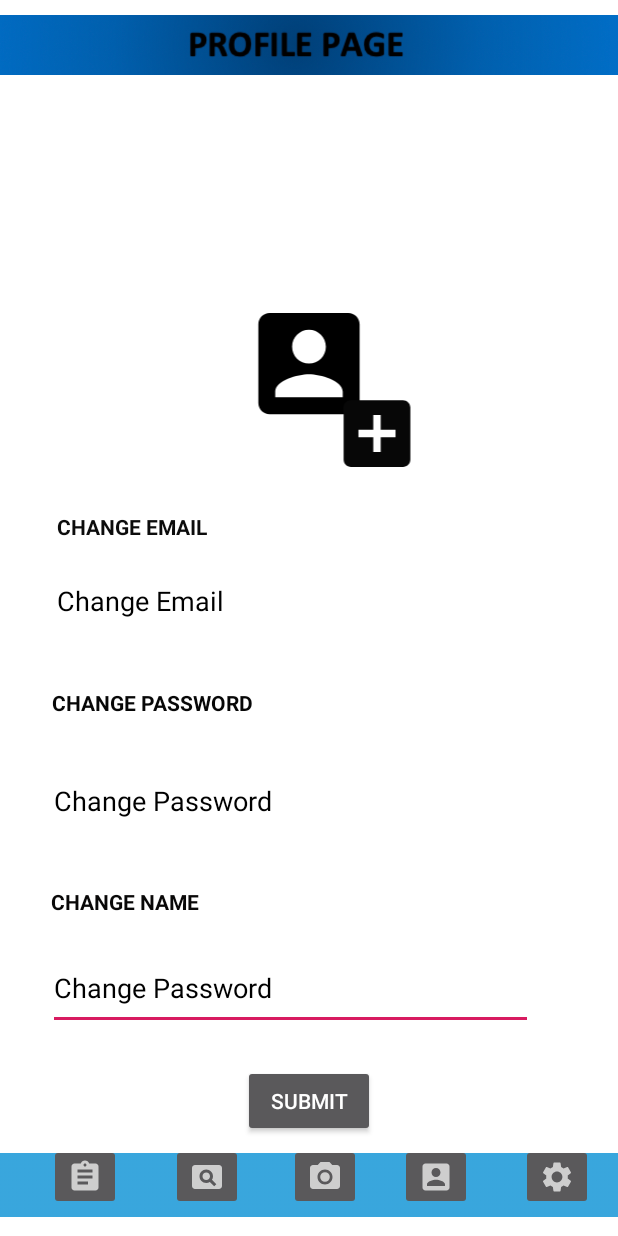
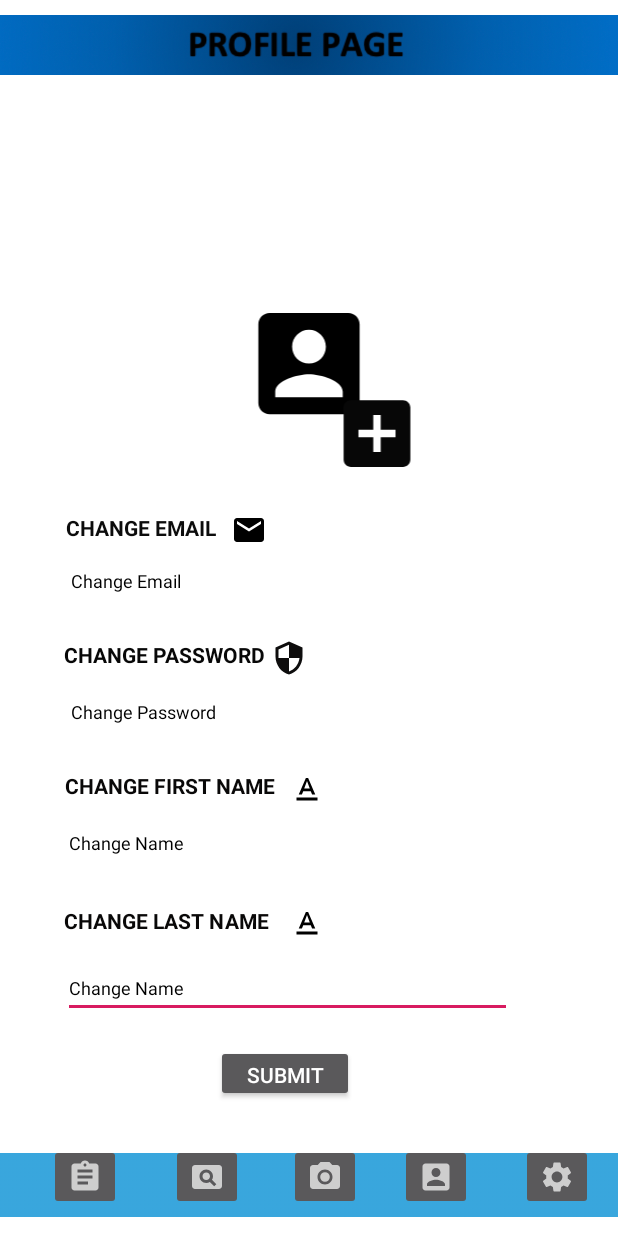
Before and after one commit to Ssak4395/digidocs, an Android app: the Profile screen opened directly, with no data from a screen before it, on a phone screen of 412 x 824 dp. Run offline under Robolectric (Android 15) with nearby library versions, the light colour scheme and no system bars; our stand-ins replace Firebase (no records; nobody signed in at launch, a user with empty details on screens opened directly); Roboto replaces fonts that are not available here.

Commit message:
added last name field so it can also be updated if the user wants

```diff
--- /dev/null
+++ b/app/src/main/res/drawable/ic_baseline_email_24.xml
@@ -0,0 +1,10 @@
+<vector xmlns:android="http://schemas.android.com/apk/res/android"
+    android:width="24dp"
+    android:height="24dp"
+    android:viewportWidth="24"
+    android:viewportHeight="24"
+    android:tint="?attr/colorControlNormal">
+  <path
+      android:fillColor="@android:color/white"
+      android:pathData="M20,4L4,4c-1.1,0 -1.99,0.9 -1.99,2L2,18c0,1.1 0.9,2 2,2h16c1.1,0 2,-0.9 2,-2L22,6c0,-1.1 -0.9,-2 -2,-2zM20,8l-8,5 -8,-5L4,6l8,5 8,-5v2z"/>
+</vector>
--- /dev/null
+++ b/app/src/main/res/drawable/ic_baseline_security_24.xml
@@ -0,0 +1,10 @@
+<vector xmlns:android="http://schemas.android.com/apk/res/android"
+    android:width="24dp"
+    android:height="24dp"
+    android:viewportWidth="24"
+    android:viewportHeight="24"
+    android:tint="?attr/colorControlNormal">
+  <path
+      android:fillColor="@android:color/white"
+      android:pathData="M12,1L3,5v6c0,5.55 3.84,10.74 9,12 5.16,-1.26 9,-6.45 9,-12L21,5l-9,-4zM12,11.99h7c-0.53,4.12 -3.28,7.79 -7,8.94L12,12L5,12L5,6.3l7,-3.11v8.8z"/>
+</vector>
--- /dev/null
+++ b/app/src/main/res/drawable/ic_baseline_text_format_24.xml
@@ -0,0 +1,10 @@
+<vector xmlns:android="http://schemas.android.com/apk/res/android"
+    android:width="24dp"
+    android:height="24dp"
+    android:viewportWidth="24"
+    android:viewportHeight="24"
+    android:tint="?attr/colorControlNormal">
+  <path
+      android:fillColor="@android:color/white"
+      android:pathData="M5,17v2h14v-2L5,17zM9.5,12.8h5l0.9,2.2h2.1L12.75,4h-1.5L6.5,15h2.1l0.9,-2.2zM12,5.98L13.87,11h-3.74L12,5.98z"/>
+</vector>
--- a/app/src/main/res/layout/profile_page.xml
+++ b/app/src/main/res/layout/profile_page.xml
@@ -11,57 +11,105 @@
         android:layout_width="match_parent"
         android:layout_height="match_parent"
         tools:layout_editor_absoluteX="0dp"
-        tools:layout_editor_absoluteY="-16dp">
+        tools:layout_editor_absoluteY="0dp">
+
+        <ImageView
+            android:id="@+id/imageView27"
+            android:layout_width="wrap_content"
+            android:layout_height="wrap_content"
+            android:tint="#000000"
+            app:layout_constraintBottom_toBottomOf="parent"
+            app:layout_constraintEnd_toEndOf="parent"
+            app:layout_constraintHorizontal_bias="0.496"
+            app:layout_constraintStart_toStartOf="parent"
+            app:layout_constraintTop_toTopOf="parent"
+            app:layout_constraintVertical_bias="0.755"
+            app:srcCompat="@drawable/ic_baseline_text_format_24" />
+
+        <EditText
+            android:id="@+id/editPassword"
+            android:layout_width="299dp"
+            android:layout_height="39dp"
+            android:ems="10"
+            android:foreground="@android:color/transparent"
+            android:hint="Change Name"
+            android:inputType="textPassword"
+            android:textColor="#000000"
+            android:textColorHint="#000000"
+            android:textSize="12sp"
+            app:layout_constraintBottom_toBottomOf="parent"
+            app:layout_constraintEnd_toEndOf="parent"
+            app:layout_constraintHorizontal_bias="0.375"
+            app:layout_constraintStart_toStartOf="parent"
+            app:layout_constraintTop_toTopOf="parent"
+            app:layout_constraintVertical_bias="0.815" />
+
+        <TextView
+            android:id="@+id/textView4"
+            android:layout_width="wrap_content"
+            android:layout_height="wrap_content"
+            android:text="CHANGE LAST NAME"
+            android:textColor="#090808"
+            android:textStyle="bold"
+            app:layout_constraintBottom_toBottomOf="parent"
+            app:layout_constraintEnd_toEndOf="parent"
+            app:layout_constraintHorizontal_bias="0.156"
+            app:layout_constraintStart_toStartOf="parent"
+            app:layout_constraintTop_toTopOf="parent"
+            app:layout_constraintVertical_bias="0.751" />
 
         <EditText
             android:id="@+id/editPassword2"
-            android:layout_width="323dp"
-            android:layout_height="55dp"
+            android:layout_width="299dp"
+            android:layout_height="39dp"
             android:ems="10"
             android:foreground="@android:color/transparent"
-            android:hint="Change Password"
+            android:hint="Change Name"
             android:inputType="textPassword"
             android:textColor="#000000"
             android:textColorHint="#000000"
+            android:textSize="12sp"
             app:layout_constraintBottom_toBottomOf="parent"
             app:layout_constraintEnd_toEndOf="parent"
-            app:layout_constraintHorizontal_bias="0.363"
+            app:layout_constraintHorizontal_bias="0.375"
             app:layout_constraintStart_toStartOf="parent"
             app:layout_constraintTop_toTopOf="parent"
-            app:layout_constraintVertical_bias="0.821" />
+            app:layout_constraintVertical_bias="0.692" />
 
         <EditText
             android:id="@+id/email"
-            android:layout_width="324dp"
-            android:layout_height="56dp"
+            android:layout_width="294dp"
+            android:layout_height="37dp"
             android:ems="10"
             android:hint="Change Email"
             android:inputType="textEmailAddress"
             android:shadowColor="#201E1E"
             android:textColor="#000000"
             android:textColorHint="#000000"
+            android:textSize="12sp"
             app:layout_constraintBottom_toBottomOf="parent"
             app:layout_constraintEnd_toEndOf="parent"
-            app:layout_constraintHorizontal_bias="0.39"
+            app:layout_constraintHorizontal_bias="0.367"
             app:layout_constraintStart_toStartOf="parent"
             app:layout_constraintTop_toTopOf="parent"
-            app:layout_constraintVertical_bias="0.485" />
+            app:layout_constraintVertical_bias="0.469" />
 
         <EditText
             android:id="@+id/password"
-            android:layout_width="323dp"
-            android:layout_height="55dp"
+            android:layout_width="298dp"
+            android:layout_height="40dp"
             android:ems="10"
             android:hint="Change Password"
             android:inputType="textPassword"
             android:textColor="#000000"
             android:textColorHint="#000000"
+            android:textSize="12sp"
             app:layout_constraintBottom_toBottomOf="parent"
             app:layout_constraintEnd_toEndOf="parent"
-            app:layout_constraintHorizontal_bias="0.363"
+            app:layout_constraintHorizontal_bias="0.38"
             app:layout_constraintStart_toStartOf="parent"
             app:layout_constraintTop_toTopOf="parent"
-            app:layout_constraintVertical_bias="0.659" />
+            app:layout_constraintVertical_bias="0.58" />
 
         <TextView
             android:id="@+id/test"
@@ -122,10 +170,10 @@
             android:textStyle="bold"
             app:layout_constraintBottom_toBottomOf="parent"
             app:layout_constraintEnd_toEndOf="parent"
-            app:layout_constraintHorizontal_bias="0.122"
+            app:layout_constraintHorizontal_bias="0.141"
             app:layout_constraintStart_toStartOf="parent"
             app:layout_constraintTop_toTopOf="parent"
-            app:layout_constraintVertical_bias="0.424" />
+            app:layout_constraintVertical_bias="0.425" />
 
         <TextView
             android:id="@+id/textView15"
@@ -136,24 +184,24 @@
             android:textStyle="bold"
             app:layout_constraintBottom_toBottomOf="parent"
             app:layout_constraintEnd_toEndOf="parent"
-            app:layout_constraintHorizontal_bias="0.126"
+            app:layout_constraintHorizontal_bias="0.155"
             app:layout_constraintStart_toStartOf="parent"
             app:layout_constraintTop_toTopOf="parent"
-            app:layout_constraintVertical_bias="0.57" />
+            app:layout_constraintVertical_bias="0.53" />
 
         <TextView
             android:id="@+id/textView18"
             android:layout_width="wrap_content"
             android:layout_height="wrap_content"
-            android:text="CHANGE NAME"
+            android:text="CHANGE FIRST NAME"
             android:textColor="#090808"
             android:textStyle="bold"
             app:layout_constraintBottom_toBottomOf="parent"
             app:layout_constraintEnd_toEndOf="parent"
-            app:layout_constraintHorizontal_bias="0.108"
+            app:layout_constraintHorizontal_bias="0.159"
             app:layout_constraintStart_toStartOf="parent"
             app:layout_constraintTop_toTopOf="parent"
-            app:layout_constraintVertical_bias="0.735" />
+            app:layout_constraintVertical_bias="0.639" />
 
         <ImageView
             android:id="@+id/imageView8"
@@ -241,15 +289,54 @@
 
         <Button
             android:id="@+id/button"
-            android:layout_width="wrap_content"
-            android:layout_height="wrap_content"
+            android:layout_width="92dp"
+            android:layout_height="38dp"
             android:text="Submit"
             app:layout_constraintBottom_toBottomOf="parent"
             app:layout_constraintEnd_toEndOf="parent"
-            app:layout_constraintHorizontal_bias="0.501"
+            app:layout_constraintHorizontal_bias="0.451"
             app:layout_constraintStart_toStartOf="parent"
             app:layout_constraintTop_toTopOf="parent"
-            app:layout_constraintVertical_bias="0.915" />
+            app:layout_constraintVertical_bias="0.886" />
+
+        <ImageView
+            android:id="@+id/imageView15"
+            android:layout_width="wrap_content"
+            android:layout_height="wrap_content"
+            android:tint="#000000"
+            app:layout_constraintBottom_toBottomOf="parent"
+            app:layout_constraintEnd_toEndOf="parent"
+            app:layout_constraintHorizontal_bias="0.397"
+            app:layout_constraintStart_toStartOf="parent"
+            app:layout_constraintTop_toTopOf="parent"
+            app:layout_constraintVertical_bias="0.427"
+            app:srcCompat="@drawable/ic_baseline_email_24" />
+
+        <ImageView
+            android:id="@+id/imageView24"
+            android:layout_width="wrap_content"
+            android:layout_height="wrap_content"
+            android:tint="#0E0D0D"
+            app:layout_constraintBottom_toBottomOf="parent"
+            app:layout_constraintEnd_toEndOf="parent"
+            app:layout_constraintHorizontal_bias="0.465"
+            app:layout_constraintStart_toStartOf="parent"
+            app:layout_constraintTop_toTopOf="parent"
+            app:layout_constraintVertical_bias="0.533"
+            app:srcCompat="@drawable/ic_baseline_security_24" />
+
+        <ImageView
+            android:id="@+id/imageView25"
+            android:layout_width="wrap_content"
+            android:layout_height="wrap_content"
+            android:tint="#000000"
+            app:layout_constraintBottom_toBottomOf="parent"
+            app:layout_constraintEnd_toEndOf="parent"
+            app:layout_constraintHorizontal_bias="0.496"
+            app:layout_constraintStart_toStartOf="parent"
+            app:layout_constraintTop_toTopOf="parent"
+            app:layout_constraintVertical_bias="0.643"
+            app:srcCompat="@drawable/ic_baseline_text_format_24" />
 
     </androidx.constraintlayout.widget.ConstraintLayout>
 
```
Also changed, not shown: 1 other file.
